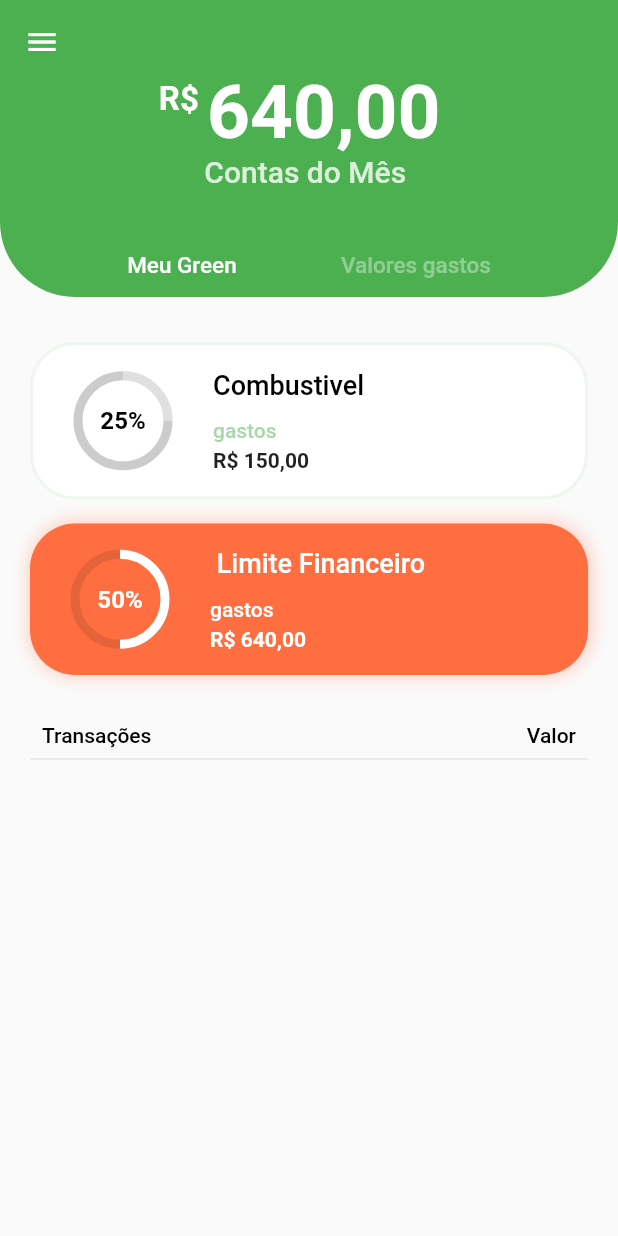
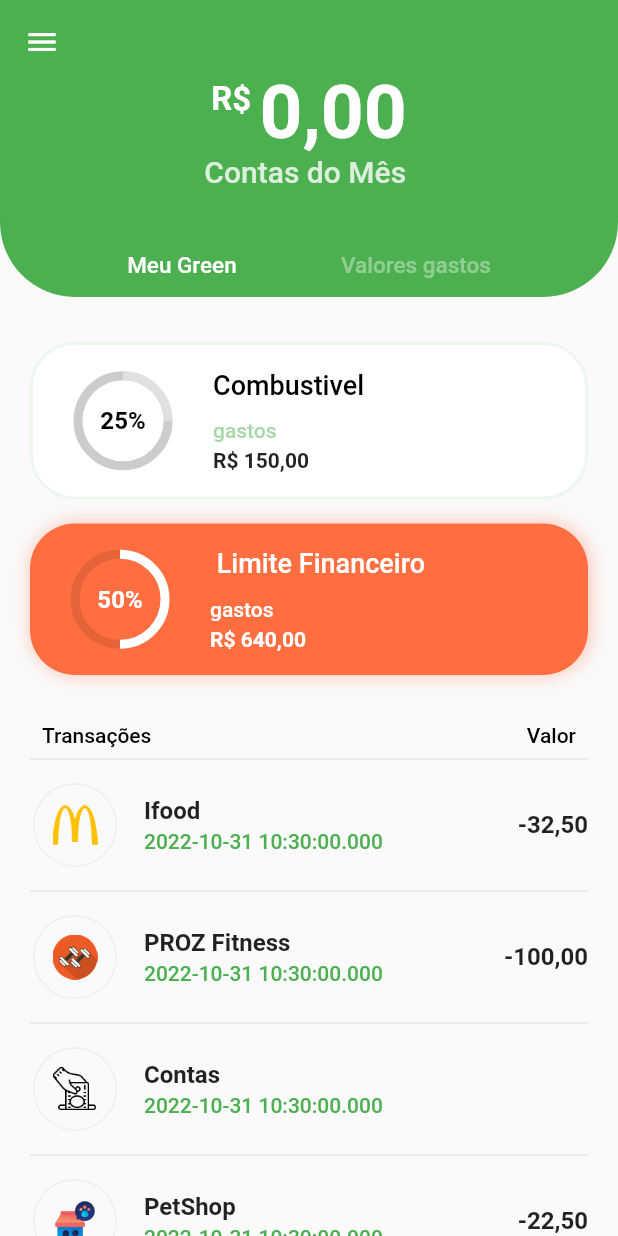
Before and after one commit to proz-tecnologia/PIT03GP03, a Flutter app: the HomePage2 screen opened directly, on a phone screen of 412 x 824 dp. Run offline on Flutter 3.47's test engine with Material 2 defaults, Android fonts, the phone set to English and light mode, and no system bars; our stand-ins replace email_validator, eva_icons_flutter, flutter_slidable, get, iconsax, ionicons and 3 more; accounts and stored records are empty.

Commit message:
Atualizando a home

```diff
--- a/lib/main.dart
+++ b/lib/main.dart
@@ -1,6 +1,5 @@
 import 'package:flutter/material.dart';
 import 'package:green/provider/app_provider.dart';
-import 'modules/login/login_page.dart';
 
 void main() {
   runApp(const AppProvider());
--- a/lib/modules/HomePage/pages/homepage.dart
+++ b/lib/modules/HomePage/pages/homepage.dart
@@ -19,8 +19,7 @@ class _HomePage2State extends State<HomePage2> {
 
 //list imagens = transações
 
-  final List<TransactionModel> _transactionList =
-      []; /*[
+  final List<TransactionModel> _transactionList = [
     // modificar para o list Icon
     TransactionModel(
       logo2: 'assets/mcdonalds.png',
@@ -72,7 +71,6 @@ class _HomePage2State extends State<HomePage2> {
       dateTime: DateTime.now(),
     ),
   ];
-*/
 
   @override
   Widget build(BuildContext context) {
@@ -82,7 +80,7 @@ class _HomePage2State extends State<HomePage2> {
       body: Consumer<HomeController>(builder: (context, controller, __) {
         return Column(
           children: [
-            _appbarBotomSection(),
+            _appbarBotomSection(controller.total()),
             _mainBoard(),
           ],
         );
@@ -95,16 +93,16 @@ class _HomePage2State extends State<HomePage2> {
     return AppBar(
         elevation: 0,
         backgroundColor: _primaryColor,
-        actions: <Widget>[
+        actions: const <Widget>[
           Padding(
-            padding: const EdgeInsets.only(right: 20),
+            padding: EdgeInsets.only(right: 20),
           )
         ]);
   }
 
 //appBar Bottom Sequencia
 
-  _appbarBotomSection() {
+  Widget _appbarBotomSection(double value) {
     return Container(
       padding: const EdgeInsets.symmetric(horizontal: 50),
       width: MediaQuery.of(context).size.width,
@@ -118,9 +116,9 @@ class _HomePage2State extends State<HomePage2> {
           Row(
             mainAxisAlignment: MainAxisAlignment.center,
             crossAxisAlignment: CrossAxisAlignment.start,
-            children: const <Widget>[
+            children: <Widget>[
               // entrar com a logica no lugar do texto
-              Text(
+              const Text(
                 'R\$ ',
                 style: TextStyle(
                   color: Colors.white,
@@ -130,8 +128,8 @@ class _HomePage2State extends State<HomePage2> {
                 ),
               ),
               // entrar com a logica no lugar do texto
-              Text('640,00 ',
-                  style: TextStyle(
+              Text(value.toStringAsFixed(2).replaceAll(".", ","),
+                  style: const TextStyle(
                     color: Colors.white,
                     fontSize: 50,
                     fontWeight: FontWeight.w600,
--- a/lib/modules/HomePage/pages/pagamentos.dart
+++ b/lib/modules/HomePage/pages/pagamentos.dart
@@ -74,7 +74,7 @@ class _TransActionPageState extends State<TransActionPage> {
               validator: (String? valor) {
                 if (verificNumber.hasMatch(valor!) ||
                     valor.isEmpty ||
-                    double.parse(valor) <= 0) {
+                    double.parse(valor.replaceAll(",", ".")) <= 0) {
                   return 'valor inválido';
                 }
 
```
